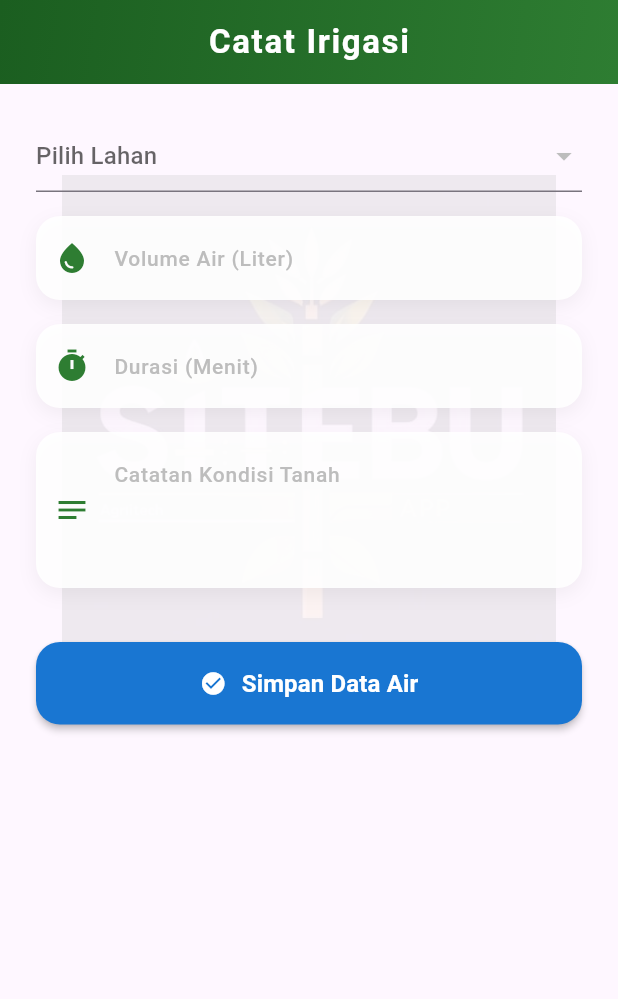
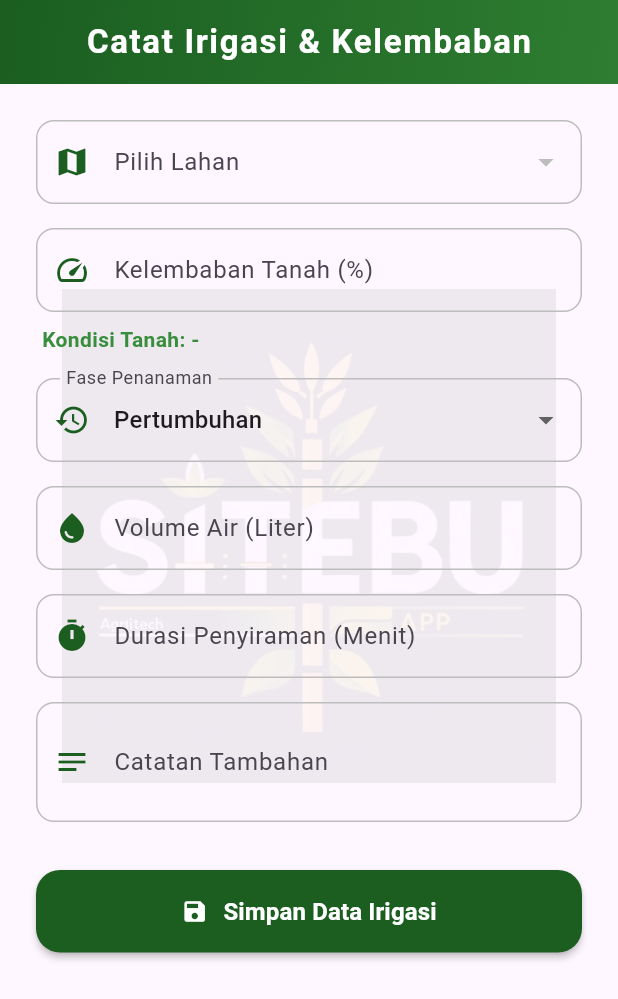
Before and after one commit to ujangggg/belajar, a Flutter app: the AddIrigasi widget shown alone on an empty page, opened directly, on a phone screen of 412 x 824 dp. Shown: the top 999 px of the screen. Run offline on Flutter 3.47's test engine with Material 3 defaults, Android fonts, the phone set to English and light mode, and no system bars; our stand-ins replace cloud_firestore, firebase_auth, firebase_core, get; accounts and stored records are empty.

Commit message:
perbaruan 2

```diff
--- a/lib/model/model_irigasi.dart
+++ b/lib/model/model_irigasi.dart
@@ -2,10 +2,12 @@ class IrigasiModel {
   final String id;
   final String lahanId;
   final DateTime tanggal;
-  final String metode;
+  final String metode; // Manual atau Otomatis (berdasarkan jurnal)
   final double volumeAir;
-  final int durasi;
-  final String kondisiTanah;
+  final int durasi; // Dalam menit
+  final double kelembabanTanah; // TAMBAHAN: Data persentase % dari sensor (Jurnal: 0-100%)
+  final String kondisiTanah; // Otomatis terisi (Kering, Optimal, Basah)
+  final String faseTanam; // TAMBAHAN: Fase awal, pertumbuhan, atau kemasakan
   final String? catatan;
 
   IrigasiModel({
@@ -15,19 +17,25 @@ class IrigasiModel {
     required this.metode,
     required this.volumeAir,
     required this.durasi,
+    required this.kelembabanTanah,
     required this.kondisiTanah,
+    required this.faseTanam,
     this.catatan,
   });
 
   factory IrigasiModel.fromMap(String id, Map<String, dynamic> map) {
     return IrigasiModel(
       id: id,
-      lahanId: map['lahanId'],
-      tanggal: DateTime.parse(map['tanggal']),
-      metode: map['metode'],
-      volumeAir: (map['volumeAir'] as num).toDouble(),
-      durasi: map['durasi'],
-      kondisiTanah: map['kondisiTanah'],
+      lahanId: map['lahanId'] ?? '',
+      tanggal: map['tanggal'] != null
+          ? DateTime.parse(map['tanggal'])
+          : DateTime.now(),
+      metode: map['metode'] ?? 'Manual',
+      volumeAir: (map['volumeAir'] ?? 0.0).toDouble(),
+      durasi: map['durasi'] ?? 0,
+      kelembabanTanah: (map['kelembabanTanah'] ?? 0.0).toDouble(),
+      kondisiTanah: map['kondisiTanah'] ?? '-',
+      faseTanam: map['faseTanam'] ?? 'Pertumbuhan',
       catatan: map['catatan'],
     );
   }
@@ -39,8 +47,18 @@ class IrigasiModel {
       'metode': metode,
       'volumeAir': volumeAir,
       'durasi': durasi,
+      'kelembabanTanah': kelembabanTanah,
       'kondisiTanah': kondisiTanah,
+      'faseTanam': faseTanam,
       'catatan': catatan,
     };
   }
+
+  // Tambahan helper fungsi untuk menentukan status berdasarkan Jurnal MONTABU
+  static String hitungKondisi(double moisture) {
+    if (moisture < 16) return "Kering";
+    if (moisture >= 70 && moisture <= 80) return "Optimal";
+    if (moisture > 80) return "Basah";
+    return "Normal";
+  }
 }
--- a/lib/model/model_lahan.dart
+++ b/lib/model/model_lahan.dart
@@ -6,6 +6,8 @@ class LahanModel {
   final String varietas;
   final DateTime tanggalTanam;
   final String status;
+  final String jenisTanah; // TAMBAHAN BARU
+  final String? idSensor;  // TAMBAHAN BARU (Bisa null jika belum ada alat)
 
   LahanModel({
     required this.id,
@@ -15,6 +17,8 @@ class LahanModel {
     required this.varietas,
     required this.tanggalTanam,
     required this.status,
+    required this.jenisTanah,
+    this.idSensor,
   });
 
   factory LahanModel.fromMap(String id, Map<String, dynamic> map) {
@@ -24,11 +28,12 @@ class LahanModel {
       lokasi: map['lokasi'] ?? '-',
       luas: (map['luas'] ?? 0).toDouble(),
       varietas: map['varietas'] ?? '-',
-      tanggalTanam:
-          map['tanggalTanam'] != null
-              ? DateTime.parse(map['tanggalTanam'])
-              : DateTime.now(),
+      tanggalTanam: map['tanggalTanam'] != null
+          ? DateTime.parse(map['tanggalTanam'])
+          : DateTime.now(),
       status: map['status'] ?? 'aktif',
+      jenisTanah: map['jenisTanah'] ?? 'Lempung', // Ambil dari Firebase
+      idSensor: map['idSensor'], // Ambil dari Firebase
     );
   }
 
@@ -40,6 +45,24 @@ class LahanModel {
       'varietas': varietas,
       'tanggalTanam': tanggalTanam.toIso8601String(),
       'status': status,
+      'jenisTanah': jenisTanah, // Simpan ke Firebase
+      'idSensor': idSensor,    // Simpan ke Firebase
     };
   }
+
+  // --- LOGIKA OTOMATIS BERDASARKAN JURNAL MONTABU ---
+
+  /// Menghitung usia tanaman dalam bulan secara real-time
+  int get usiaBulan {
+    final diff = DateTime.now().difference(tanggalTanam).inDays;
+    return (diff / 30).floor();
+  }
+
+  /// Menentukan fase secara otomatis (Penting untuk rekomendasi air)
+  String get fasePertumbuhan {
+    int bulan = usiaBulan;
+    if (bulan <= 4) return "Fase Awal (0-4 bln)";
+    if (bulan <= 9) return "Fase Pertumbuhan";
+    return "Fase Kemasakan (Kritis Rendemen)";
+  }
 }
--- a/lib/widget/add_irigasi.dart
+++ b/lib/widget/add_irigasi.dart
@@ -13,84 +13,142 @@ class AddIrigasi extends StatelessWidget {
 
   final volCtrl = TextEditingController();
   final durasiCtrl = TextEditingController();
+  final humidCtrl = TextEditingController();
   final catatanCtrl = TextEditingController();
 
   final RxString selectedLahanId = ''.obs;
+  final RxString selectedFase = 'Pertumbuhan'.obs;
+  final RxString statusOtomatis = '-'.obs;
+
+  // Fungsi Helper untuk menyamakan Dekorasi Input (Border Standar/Tipis)
+  InputDecoration _inputStyle(String label, IconData icon) {
+    return InputDecoration(
+      labelText: label,
+      prefixIcon: Icon(icon, color: const Color(0xFF1B5E20)),
+      border: OutlineInputBorder(borderRadius: BorderRadius.circular(12)),
+      enabledBorder: OutlineInputBorder(
+        borderRadius: BorderRadius.circular(12),
+        borderSide: BorderSide(color: Colors.grey.shade400),
+      ),
+      focusedBorder: OutlineInputBorder(
+        borderRadius: BorderRadius.circular(12),
+        borderSide: const BorderSide(color: Color(0xFF1B5E20)),
+      ),
+      contentPadding: const EdgeInsets.symmetric(horizontal: 16, vertical: 16),
+    );
+  }
 
   @override
   Widget build(BuildContext context) {
     return UiHelper.buildPageWrapper(
       context: context,
-      title: "Catat Irigasi",
+      title: "Catat Irigasi & Kelembaban",
       child: SingleChildScrollView(
         padding: const EdgeInsets.all(24),
         child: Column(
+          crossAxisAlignment: CrossAxisAlignment.start,
           children: [
-            /// DROPDOWN LAHAN
-            Obx(() {
-              return DropdownButtonFormField<String>(
-                value:
-                    selectedLahanId.value.isEmpty
-                        ? null
-                        : selectedLahanId.value,
-                hint: const Text("Pilih Lahan"),
-                items:
-                    lahanC.lahanList
-                        .map(
-                          (l) => DropdownMenuItem(
+            /// 1. PILIH LAHAN
+            Obx(() => DropdownButtonFormField<String>(
+                  isExpanded: true,
+                  decoration: _inputStyle("Pilih Lahan", Icons.map),
+                  value: selectedLahanId.value.isEmpty ? null : selectedLahanId.value,
+                  items: lahanC.lahanList
+                      .map((l) => DropdownMenuItem(
                             value: l.id,
-                            child: Text(l.namaLahan),
-                          ),
-                        )
-                        .toList(),
-                onChanged: (val) => selectedLahanId.value = val!,
-              );
-            }),
+                            child: Text(l.namaLahan, overflow: TextOverflow.ellipsis),
+                          ))
+                      .toList(),
+                  onChanged: (val) => selectedLahanId.value = val!,
+                )),
             const SizedBox(height: 16),
 
-            UiHelper.buildInput(
-              icon: Icons.water_drop,
-              hint: "Volume Air (Liter)",
-              ctrl: volCtrl,
-              isNumber: true,
+            /// 2. INPUT KELEMBABAN
+            TextField(
+              controller: humidCtrl,
+              keyboardType: TextInputType.number,
+              decoration: _inputStyle("Kelembaban Tanah (%)", Icons.speed),
+              onChanged: (val) {
+                if (val.isNotEmpty) {
+                  double h = double.tryParse(val) ?? 0;
+                  statusOtomatis.value = IrigasiModel.hitungKondisi(h);
+                }
+              },
             ),
-            UiHelper.buildInput(
-              icon: Icons.timer,
-              hint: "Durasi (Menit)",
-              ctrl: durasiCtrl,
-              isNumber: true,
+
+            Obx(() => Padding(
+                  padding: const EdgeInsets.only(left: 4, top: 8, bottom: 16),
+                  child: Text(
+                    "Kondisi Tanah: ${statusOtomatis.value}",
+                    style: TextStyle(
+                      fontWeight: FontWeight.bold,
+                      color: statusOtomatis.value == "Kering" ? Colors.red : Colors.green[700],
+                    ),
+                  ),
+                )),
+
+            /// 3. FASE PENANAMAN
+            DropdownButtonFormField<String>(
+              isExpanded: true,
+              decoration: _inputStyle("Fase Penanaman", Icons.history),
+              value: selectedFase.value,
+              items: ["Awal (0-4 bln)", "Pertumbuhan", "Kemasakan (3 bln sblm panen)"]
+                  .map((f) => DropdownMenuItem(value: f, child: Text(f)))
+                  .toList(),
+              onChanged: (val) => selectedFase.value = val!,
             ),
-            UiHelper.buildInput(
-              icon: Icons.notes,
-              hint: "Catatan Kondisi Tanah",
-              ctrl: catatanCtrl,
-              maxLines: 3,
+            const SizedBox(height: 16),
+
+            /// 4. VOLUME AIR
+            TextField(
+              controller: volCtrl,
+              keyboardType: TextInputType.number,
+              decoration: _inputStyle("Volume Air (Liter)", Icons.water_drop),
             ),
-            const SizedBox(height: 20),
+            const SizedBox(height: 16),
+
+            /// 5. DURASI
+            TextField(
+              controller: durasiCtrl,
+              keyboardType: TextInputType.number,
+              decoration: _inputStyle("Durasi Penyiraman (Menit)", Icons.timer),
+            ),
+            const SizedBox(height: 16),
+
+            /// 6. CATATAN
+            TextField(
+              controller: catatanCtrl,
+              maxLines: 2,
+              decoration: _inputStyle("Catatan Tambahan", Icons.notes),
+            ),
+
+            const SizedBox(height: 32),
+
+            /// TOMBOL SIMPAN INSTAN
             UiHelper.buildButton(
-              text: "Simpan Data Air",
-              color: Colors.blue.shade700,
-              icon: Icons.check_circle,
-              onPressed: () async {
-                if (selectedLahanId.value.isEmpty) {
-                  Get.snackbar("Error", "Pilih lahan terlebih dahulu");
-                  return;
-                }
-
+              text: "Simpan Data Irigasi",
+              color: const Color(0xFF1B5E20),
+              icon: Icons.save,
+              onPressed: () {
+                // Buat Model (Data diambil apa adanya tanpa validasi)
                 final irigasi = IrigasiModel(
                   id: '',
                   lahanId: selectedLahanId.value,
                   tanggal: DateTime.now(),
                   metode: 'Manual',
-                  volumeAir: double.parse(volCtrl.text),
-                  durasi: int.parse(durasiCtrl.text),
-                  kondisiTanah: 'Lembab',
+                  volumeAir: double.tryParse(volCtrl.text) ?? 0.0,
+                  durasi: int.tryParse(durasiCtrl.text) ?? 0,
+                  kelembabanTanah: double.tryParse(humidCtrl.text) ?? 0.0,
+                  kondisiTanah: statusOtomatis.value,
+                  faseTanam: selectedFase.value,
                   catatan: catatanCtrl.text,
                 );
 
-                await irigasiC.addIrigasi(irigasi);
+                // Jalankan simpan di background (Tanpa await)
+                irigasiC.addIrigasi(irigasi);
+
+                // LANGSUNG BALIK ke halaman sebelumnya (Instan)
                 Get.back();
-                Get.snackbar("Berhasil", "Data irigasi tersimpan");
               },
             ),
           ],
```
Also changed, not shown: lib/controller/irigasi_controller.dart (+77 -8 lines), lib/controller/lahan_controller.dart (+43 -14 lines), lib/widget/add_lahan.dart (+100 -32 lines).
